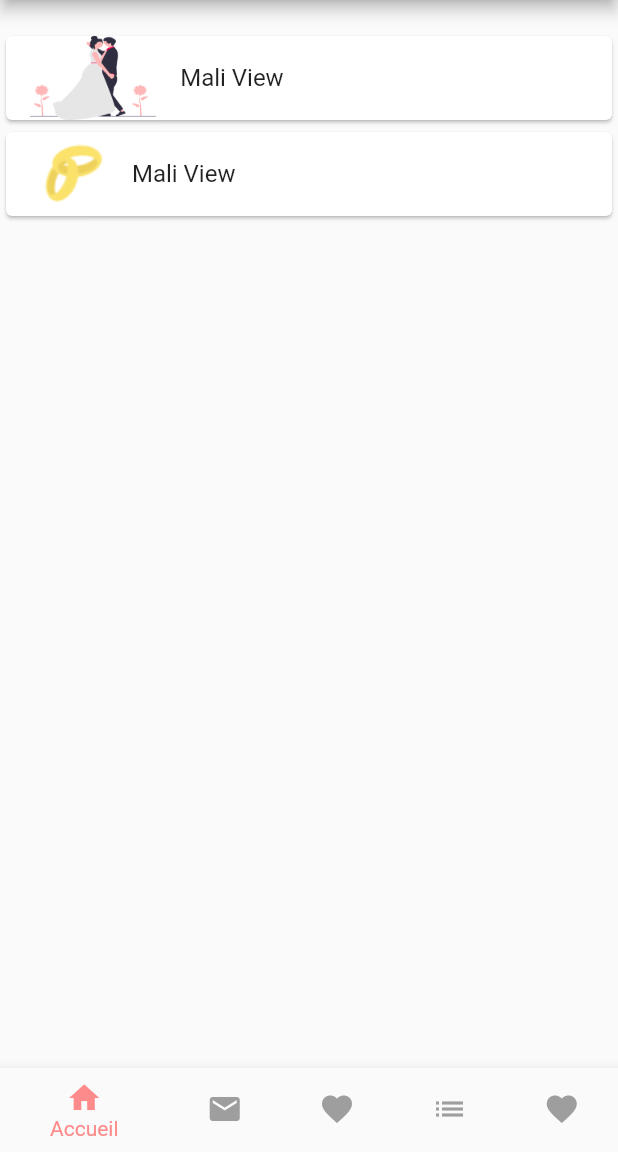
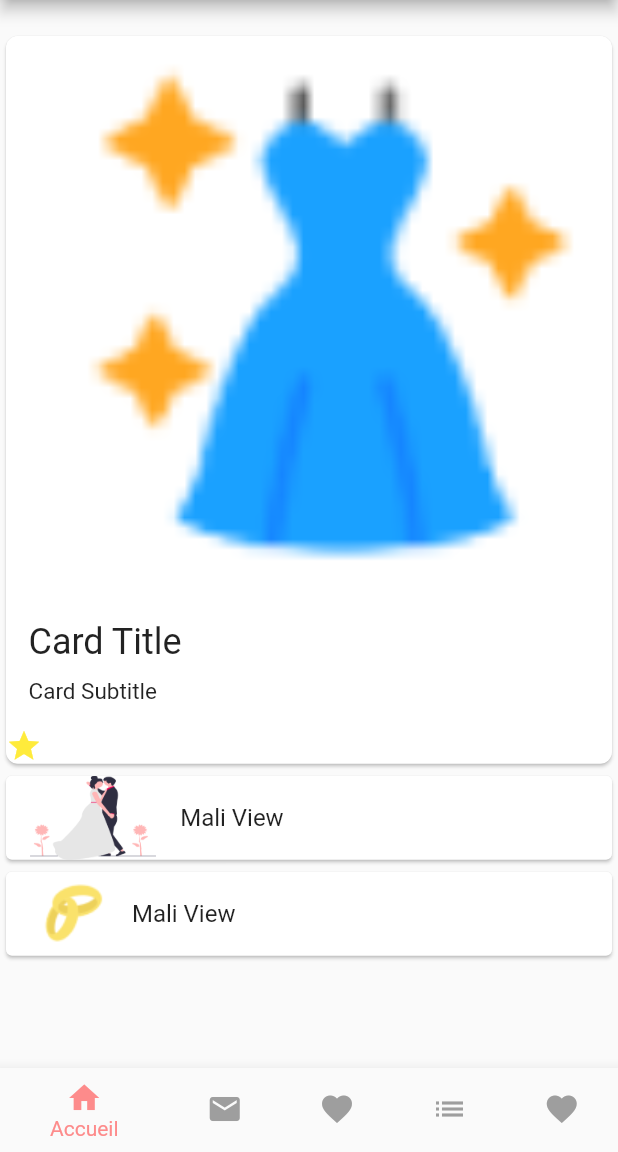
Before and after one commit to maigaib/WeddingYours, a Flutter app: the screen it shows after launch, on a phone screen of 412 x 824 dp, the part 84-1236 px from its top. Run offline on Flutter 3.47's test engine with Material 2 defaults, Android fonts, the phone set to English and light mode, and no system bars.

Commit message:
accueil 2

```diff
--- a/lib/pages/accueil.dart
+++ b/lib/pages/accueil.dart
@@ -45,25 +45,71 @@ class _AccueilState extends State<Accueil> {
          // SizedBox(height: 20,),
 
              body: Padding(
-            padding: const EdgeInsets.only(top: 20), // Ajoutez l'espace souhaité ici
+  padding: const EdgeInsets.only(top: 20),
+  child: SingleChildScrollView(
     child: Center(
-               child: ListView.builder(
+      child: Column(
+        children: <Widget>[
+          Card(
+            shape: RoundedRectangleBorder(
+              borderRadius: BorderRadius.circular(8),
+            ),
+            clipBehavior: Clip.antiAliasWithSaveLayer,
+            child: Column(
+              crossAxisAlignment: CrossAxisAlignment.start,
+              children: <Widget>[
+                Image.asset(
+                  "assets/images/hdressing.png",
+                  width: double.infinity,
+                  fit: BoxFit.cover,
+                ),
+                Container(
+                  padding: const EdgeInsets.all(15),
+                  child: Column(
+                    crossAxisAlignment: CrossAxisAlignment.start,
+                    children: <Widget>[
+                      Text(
+                        "Card Title",
+                        style: TextStyle(
+                          fontSize: 24,
+                        ),
+                      ),
+                      const SizedBox(height: 10),
+                      Text(
+                        "Card Subtitle",
+                        style: TextStyle(
+                          fontSize: 15,
+                        ),
+                      ),
+                    ],
+                  ),
+                ),
+                Icon(Icons.star, color: Colors.yellow),
+              ],
+            ),
+          ),
+          ListView.builder(
+            shrinkWrap: true, // Ajoutez cette ligne pour que le ListView s'adapte à son contenu
             itemCount: prestataires.length,
             itemBuilder: (context, index) {
               final prestataire = prestataires[index];
               final img = prestataire['image'];
               final nom = prestataire['nom'];
 
-                  return  Card(
+              return Card(
                 child: ListTile(
                   leading: Image.asset("assets/images/$img.png"),
                   title: Text('$nom'),
                 ),
               );
             },
-               )
+          ),
+        ],
       ),
     ),
+  ),
+)
+
       ),
                 );
 
```
Lines whose indentation alone changed are shown as unchanged.
